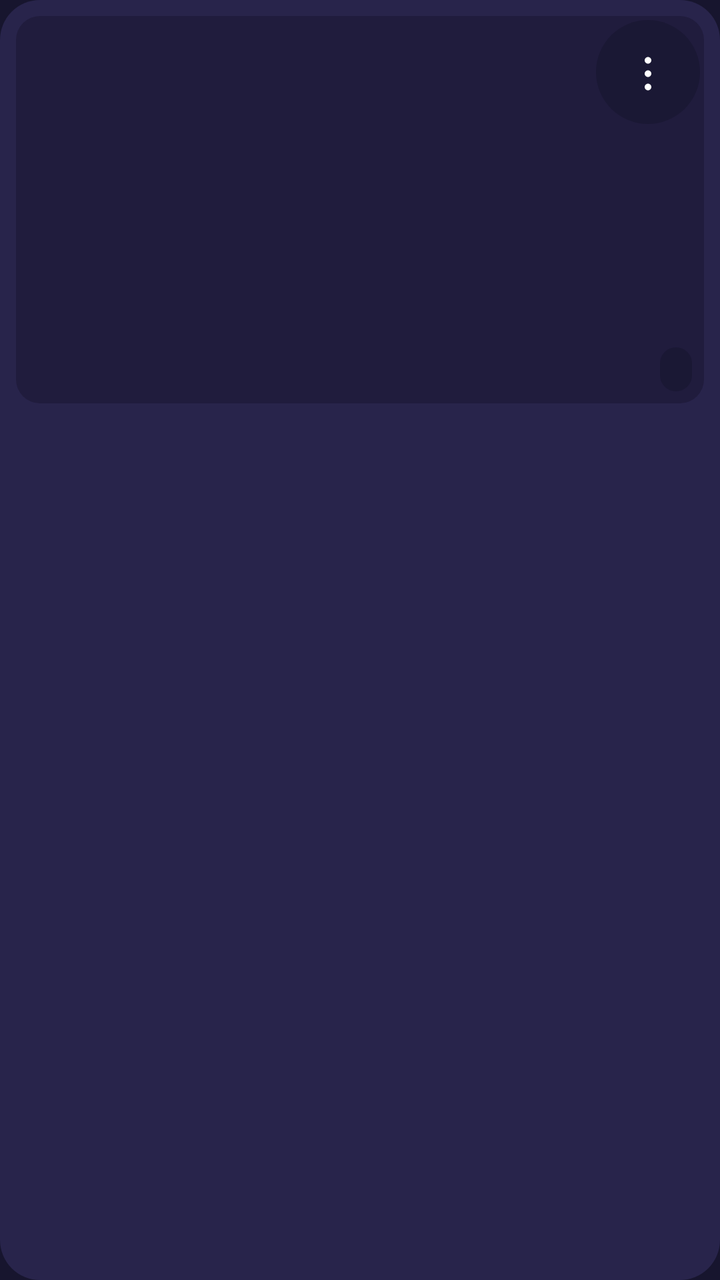
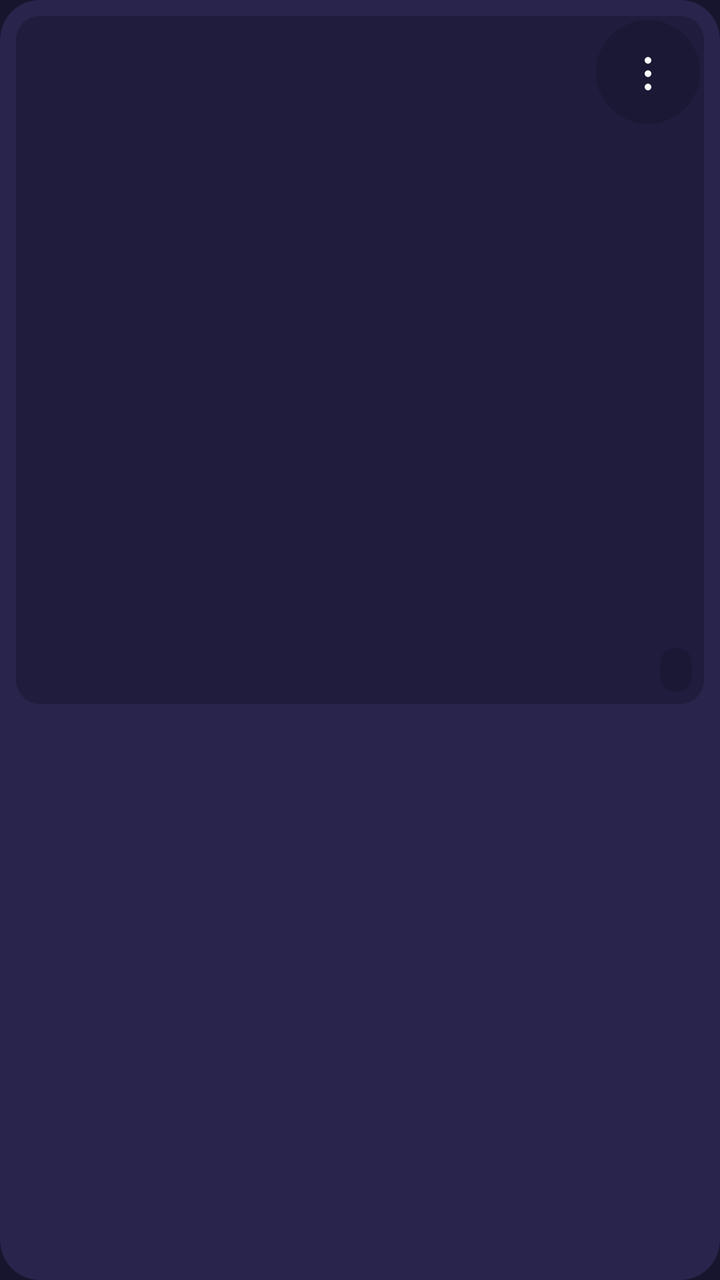

Before-and-after screenshots of an Android layout around one commit, followed by the original layout XML and the change that was made.
<!-- AndroidManifest.xml: application theme Theme.Julicuentos -->
<!-- res/layout/item_story_card.xml -->
<?xml version="1.0" encoding="utf-8"?>
<androidx.constraintlayout.widget.ConstraintLayout xmlns:android="http://schemas.android.com/apk/res/android"
    xmlns:app="http://schemas.android.com/apk/res-auto"
    android:layout_width="match_parent"
    android:layout_height="wrap_content"
    android:layout_margin="8dp"
    android:background="@drawable/bg_card"
    android:clickable="true"
    android:focusable="true"
    android:foreground="?attr/selectableItemBackground"
    android:padding="8dp">

    <ImageView
        android:id="@+id/story_cover"
        android:layout_width="0dp"
        android:layout_height="0dp"
        android:background="@drawable/bg_cover_matte"
        android:importantForAccessibility="no"
        android:scaleType="fitCenter"
        app:layout_constraintDimensionRatio="H,16:9"
        app:layout_constraintEnd_toEndOf="parent"
        app:layout_constraintStart_toStartOf="parent"
        app:layout_constraintTop_toTopOf="parent" />

    <TextView
        android:id="@+id/pill_sonando"
        style="@style/TextAppearance.Jc.Badge"
        android:layout_width="wrap_content"
        android:layout_height="wrap_content"
        android:layout_marginBottom="@dimen/overlay_margin"
        android:layout_marginStart="@dimen/overlay_margin"
        android:background="@drawable/bg_pill_sonando"
        android:paddingStart="@dimen/pill_padding_h"
        android:paddingEnd="@dimen/pill_padding_h"
        android:paddingTop="@dimen/pill_padding_v"
        android:paddingBottom="@dimen/pill_padding_v"
        android:text="@string/sonando"
        android:textColor="@color/fondo"
        android:visibility="gone"
        app:layout_constraintBottom_toBottomOf="@id/story_cover"
        app:layout_constraintStart_toStartOf="@id/story_cover" />

    <TextView
        android:id="@+id/chip_duration"
        style="@style/TextAppearance.Jc.12"
        android:layout_width="wrap_content"
        android:layout_height="wrap_content"
        android:layout_marginBottom="@dimen/overlay_margin"
        android:layout_marginEnd="@dimen/overlay_margin"
        android:background="@drawable/bg_chip_duration"
        android:paddingStart="@dimen/chip_padding_h"
        android:paddingEnd="@dimen/chip_padding_h"
        android:paddingTop="@dimen/chip_padding_v"
        android:paddingBottom="@dimen/chip_padding_v"
        android:textColor="@color/texto"
        app:layout_constraintBottom_toBottomOf="@id/story_cover"
        app:layout_constraintEnd_toEndOf="@id/story_cover" />

    <TextView
        android:id="@+id/story_title"
        android:layout_width="0dp"
        android:layout_height="wrap_content"
        android:layout_marginStart="4dp"
        android:layout_marginEnd="4dp"
        android:layout_marginTop="@dimen/card_title_top"
        android:ellipsize="end"
        android:fontFamily="@font/fredoka"
        android:lines="2"
        android:textColor="@color/texto"
        android:textSize="@dimen/card_title_size"
        app:layout_constraintEnd_toEndOf="parent"
        app:layout_constraintStart_toStartOf="parent"
        app:layout_constraintTop_toBottomOf="@id/story_cover" />

    <TextView
        android:id="@+id/story_synopsis"
        android:layout_width="0dp"
        android:layout_height="wrap_content"
        android:layout_marginStart="4dp"
        android:layout_marginEnd="4dp"
        android:layout_marginTop="4dp"
        android:ellipsize="end"
        android:fontFamily="@font/nunitosans"
        android:lineSpacingExtra="1dp"
        android:lines="2"
        android:textColor="@color/textoSuave"
        android:textSize="@dimen/card_desc_size"
        app:layout_constraintBottom_toBottomOf="parent"
        app:layout_constraintEnd_toEndOf="parent"
        app:layout_constraintStart_toStartOf="parent"
        app:layout_constraintTop_toBottomOf="@id/story_title" />

    
    <FrameLayout
        android:id="@+id/overflow_btn"
        android:layout_width="@dimen/min_touch"
        android:layout_height="@dimen/min_touch"
        android:layout_margin="2dp"
        android:background="@drawable/bg_overflow_circle"
        android:clickable="true"
        android:focusable="true"
        android:foreground="?attr/selectableItemBackground"
        app:layout_constraintEnd_toEndOf="@id/story_cover"
        app:layout_constraintTop_toTopOf="@id/story_cover">

        <ImageView
            android:layout_width="@dimen/overflow_icon"
            android:layout_height="@dimen/overflow_icon"
            android:layout_gravity="center"
            android:contentDescription="@string/catalog_overflow"
            android:src="@drawable/ic_overflow" />
    </FrameLayout>
</androidx.constraintlayout.widget.ConstraintLayout>
<!-- resources referenced by this layout -->
<resources>
  <color name="fondo">#17152E</color>
  <color name="texto">#F8F7FF</color>
  <color name="textoSuave">#AAA3CE</color>
  <dimen name="card_desc_size">13sp</dimen>
  <dimen name="card_title_size">16sp</dimen>
  <dimen name="card_title_top">10dp</dimen>
  <dimen name="chip_padding_h">8dp</dimen>
  <dimen name="chip_padding_v">3dp</dimen>
  <dimen name="min_touch">52dp</dimen>
  <dimen name="overflow_icon">20dp</dimen>
  <dimen name="overlay_margin">6dp</dimen>
  <dimen name="pill_padding_h">10dp</dimen>
  <dimen name="pill_padding_v">3dp</dimen>
  <!-- drawable bg_card (drawable) -->
  <?xml version="1.0" encoding="utf-8"?>
  <shape xmlns:android="http://schemas.android.com/apk/res/android" android:shape="rectangle">
      <solid android:color="@color/superficie" />
      <corners android:radius="@dimen/corner_card" />
  </shape>
  <!-- drawable bg_chip_duration (drawable) -->
  <?xml version="1.0" encoding="utf-8"?>
  <shape xmlns:android="http://schemas.android.com/apk/res/android" android:shape="rectangle">
      <solid android:color="@color/scrim_overflow" />
      <corners android:radius="@dimen/corner_chip" />
  </shape>
  <!-- drawable bg_cover_matte (drawable) -->
  <?xml version="1.0" encoding="utf-8"?>
  <shape xmlns:android="http://schemas.android.com/apk/res/android" android:shape="rectangle">
      <solid android:color="@color/matte" />
      <corners android:radius="12dp" />
  </shape>
  <!-- drawable bg_overflow_circle (drawable) -->
  <?xml version="1.0" encoding="utf-8"?>
  <shape xmlns:android="http://schemas.android.com/apk/res/android" android:shape="oval">
      <solid android:color="@color/scrim_overflow" />
  </shape>
  <!-- drawable bg_pill_sonando (drawable) -->
  <?xml version="1.0" encoding="utf-8"?>
  <shape xmlns:android="http://schemas.android.com/apk/res/android" android:shape="rectangle">
      <solid android:color="@color/accion" />
      <corners android:radius="@dimen/corner_pill" />
  </shape>
  <!-- drawable ic_overflow (drawable) -->
  <?xml version="1.0" encoding="utf-8"?>
  <vector xmlns:android="http://schemas.android.com/apk/res/android"
      android:width="24dp"
      android:height="24dp"
      android:viewportWidth="24"
      android:viewportHeight="24">
      <path
          android:fillColor="#FFFFFFFF"
          android:pathData="M12,7c1.1,0,2,-0.9,2,-2s-0.9,-2,-2,-2s-2,0.9,-2,2s0.9,2,2,2zm0,4c-1.1,0,-2,0.9,-2,2s0.9,2,2,2s2,-0.9,2,-2s-0.9,-2,-2,-2zm0,8c-1.1,0,-2,0.9,-2,2s0.9,2,2,2s2,-0.9,2,-2s-0.9,-2,-2,-2z" />
  </vector>
  <string name="catalog_overflow">Más opciones</string>
  <string name="sonando">Sonando</string>
  <style name="TextAppearance.Jc.12" parent="TextAppearance.Jc">
          <item name="android:textSize">12sp</item>
          <item name="android:fontFamily">@font/nunitosans</item>
          <item name="android:textColor">@color/textoSuave</item>
      </style>
  <style name="TextAppearance.Jc.Badge" parent="TextAppearance.Jc.12">
          <item name="android:textStyle">bold</item>
      </style>
  <style name="Theme.Julicuentos" parent="Theme.AppCompat.NoActionBar">
          <item name="android:windowBackground">@color/fondo</item>
          <item name="android:statusBarColor">@color/fondo</item>
          
          <item name="android:windowLightStatusBar">false</item>
      </style>
  <color name="superficie">#28244B</color>
  <dimen name="corner_card">20dp</dimen>
  <color name="scrim_overflow">#8C17152E</color>
  <dimen name="corner_chip">8dp</dimen>
  <color name="matte">#201C3D</color>
  <color name="accion">#72E0B8</color>
  <dimen name="corner_pill">8dp</dimen>
  <style name="TextAppearance.Jc" parent="TextAppearance.AppCompat" />
</resources>

<!-- the commit's change to res/layout/item_story_card.xml (unified diff, before → after) -->
@@ -17,7 +17,7 @@
         android:background="@drawable/bg_cover_matte"
         android:importantForAccessibility="no"
         android:scaleType="fitCenter"
-        app:layout_constraintDimensionRatio="H,16:9"
+        app:layout_constraintDimensionRatio="1:1"
         app:layout_constraintEnd_toEndOf="parent"
         app:layout_constraintStart_toStartOf="parent"
         app:layout_constraintTop_toTopOf="parent" />
